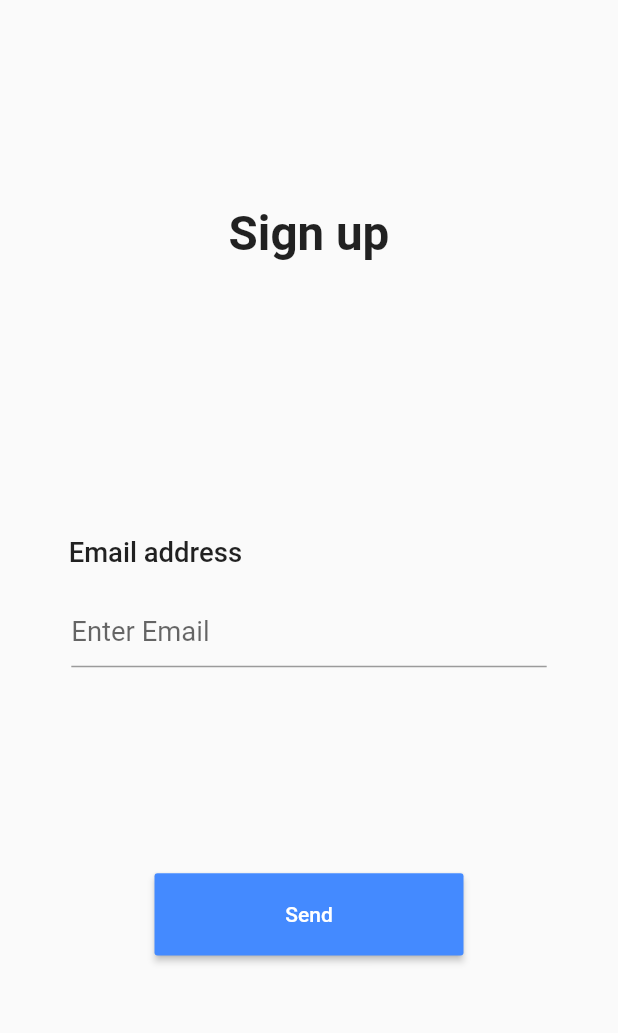
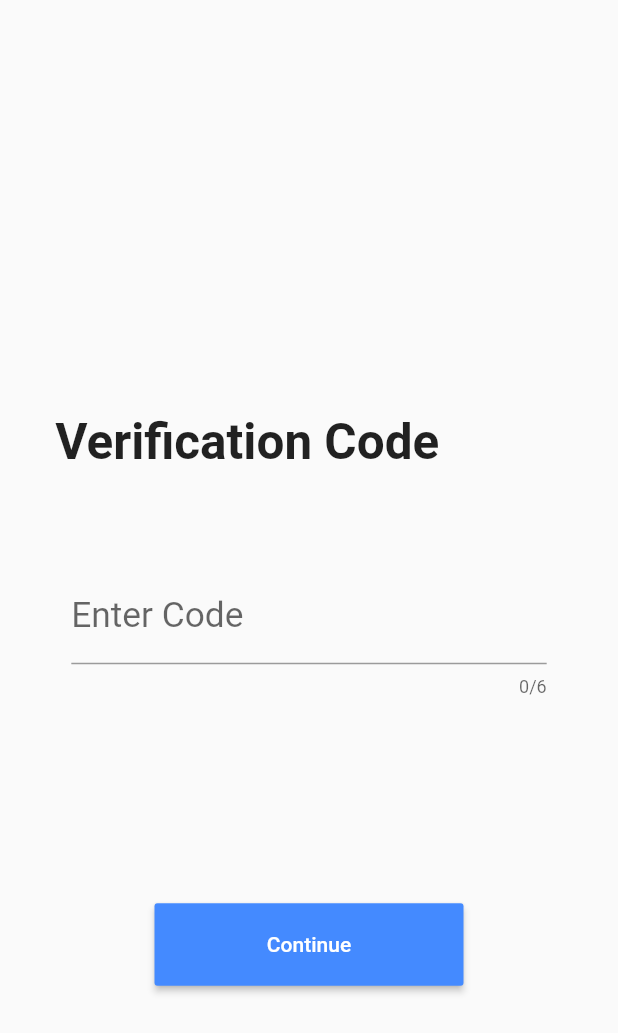
Before and after one commit to waliseddiqi/ChatAppFrontEnd, a Flutter app: the screen it shows after launch, after a tap on "Send", on a phone screen of 412 x 824 dp. Shown: the top 1033 px of the screen. Run offline on Flutter 3.47's test engine with Material 2 defaults, Android fonts, the phone set to English and light mode, and no system bars; our stand-ins replace shared_preferences, socket_io_client; accounts and stored records are empty.

Commit message:
email confirmation added

```diff
--- /dev/null
+++ b/lib/UI/email_confirmation.dart
@@ -0,0 +1,57 @@
+import 'package:flutter/material.dart';
+
+class EmailConfirmation extends StatefulWidget{
+  @override
+  _EmailConfirmationState createState() => _EmailConfirmationState();
+}
+
+class _EmailConfirmationState extends State<EmailConfirmation> {
+  @override
+  Widget build(BuildContext context) {
+    Size size=MediaQuery.of(context).size;
+    return Scaffold(
+      body: SingleChildScrollView(
+              child: Center(
+          child: Column(
+
+            children: [
+              Container(
+                margin: EdgeInsets.only(right: size.width/5,top: size.height/3),
+                child: Text("Verification Code",style:TextStyle(fontSize: size.height/25,fontWeight: FontWeight.w600)),
+              ),
+              Container(
+                margin: EdgeInsets.only(top: size.height/20),
+                width: size.width/1.3,
+                child: TextFormField(
+                  maxLength: 6,
+                  keyboardType: TextInputType.number,
+                  style: TextStyle(letterSpacing: size.height/35,fontSize: size.height/15
+                  ,decoration: TextDecoration.none),
+                 decoration: InputDecoration(
+                   hintText: "Enter Code",
+                   hintStyle: TextStyle(fontSize: size.height/35,letterSpacing: 0)
+                 ),
+                ),
+              ),
+               Container(
+              margin: EdgeInsets.only(top: size.height/6),
+              width: size.height/4,
+              height: size.height/15,
+              child: MaterialButton(
+
+                color: Colors.blueAccent,
+                child: Text("Continue",style:TextStyle(color: Colors.white) ,),
+                onPressed: (){
+                /*api.sendEmail(emailfield.text.toString()).then((value) => {
+                  print(value)
+                });*/
+
+              }),
+            )
+            ],
+          ),
+        ),
+      ),
+    );
+  }
+}
--- a/lib/UI/email_verification.dart
+++ b/lib/UI/email_verification.dart
@@ -1,3 +1,4 @@
+import 'package:chat_app/UI/email_confirmation.dart';
 import 'package:chat_app/api.dart';
 import 'package:flutter/material.dart';
 
@@ -15,7 +16,8 @@ class _MailVerficationState extends State<MailVerfication> {
   Widget build(BuildContext context) {
     Size size=MediaQuery.of(context).size;
    return Scaffold(
-     body: Center(
+     body: SingleChildScrollView(
+            child: Center(
 
          child: Column(
 
@@ -52,13 +54,15 @@ class _MailVerficationState extends State<MailVerfication> {
                 color: Colors.blueAccent,
                 child: Text("Send",style:TextStyle(color: Colors.white) ,),
                 onPressed: (){
-              api.sendEmail(emailfield.text.toString()).then((value) => {
+                /*api.sendEmail(emailfield.text.toString()).then((value) => {
                   print(value)
-              });
+                });*/
+                Navigator.push(context, MaterialPageRoute(builder: (context)=>EmailConfirmation()));
               }),
             )
 
            ],
+         ),
        ),
      ),
 
```
Lines whose indentation alone changed are shown as unchanged.
